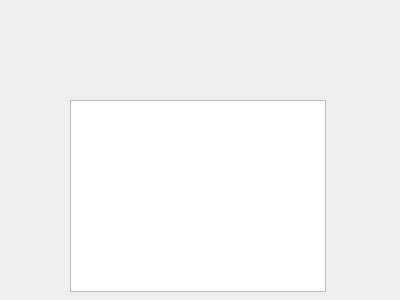
ragingdemon/DB_text, file dialogver.ui: the form before one commit.
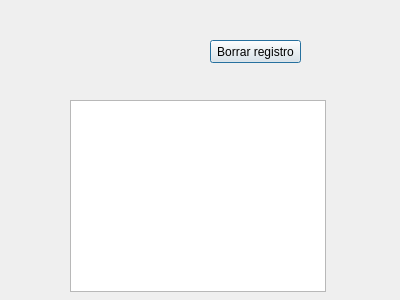
The form after the commit.

Commit message: Lee y muestra registros

The edit to the form file:
```diff
--- a/dialogver.ui
+++ b/dialogver.ui
@@ -23,6 +23,19 @@
     </rect>
    </property>
   </widget>
+  <widget class="QPushButton" name="pushButton">
+   <property name="geometry">
+    <rect>
+     <x>210</x>
+     <y>40</y>
+     <width>91</width>
+     <height>23</height>
+    </rect>
+   </property>
+   <property name="text">
+    <string>Borrar registro</string>
+   </property>
+  </widget>
  </widget>
  <resources/>
  <connections/>
```
The commit also changes 7 other files.
